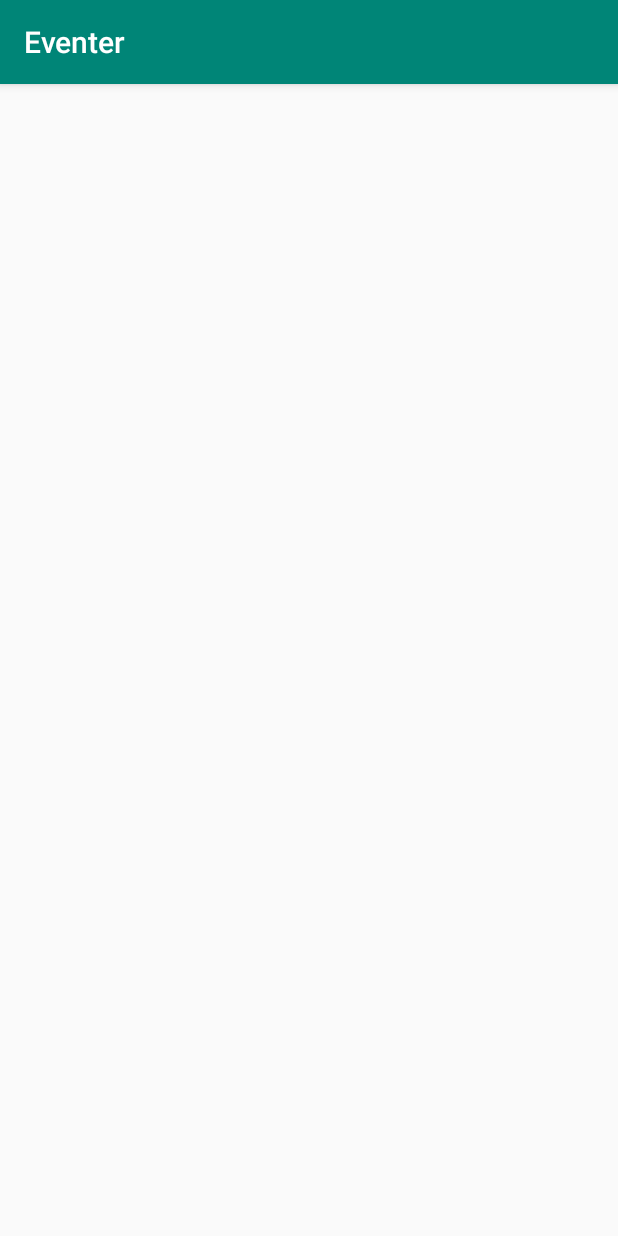
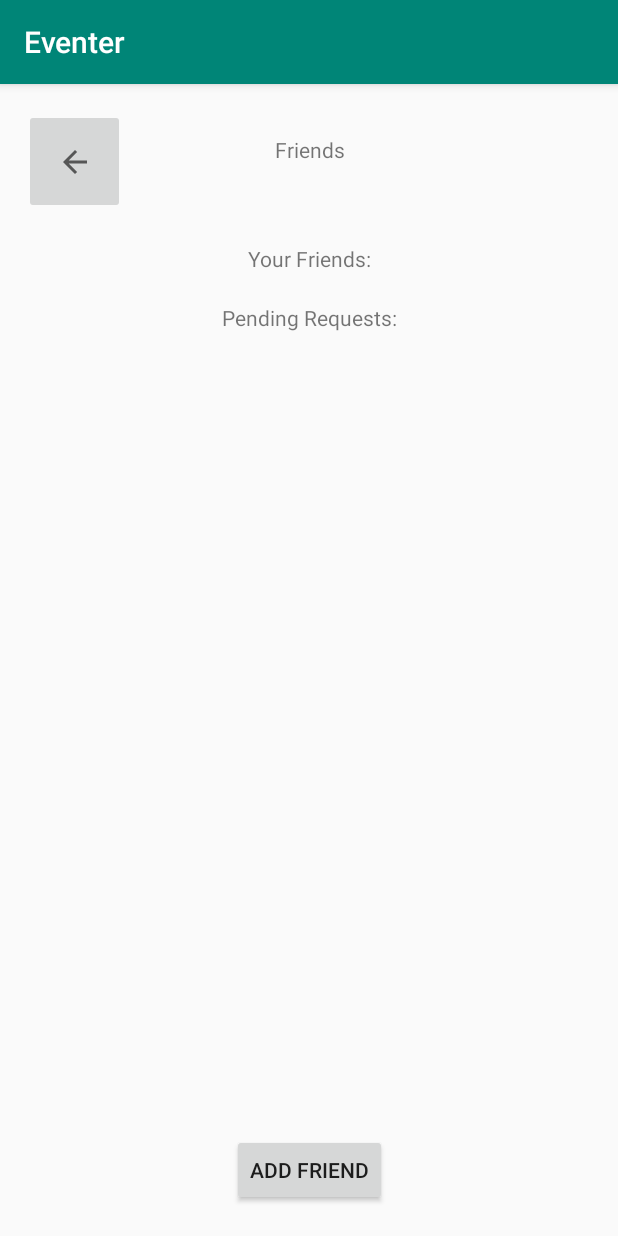
Before and after one commit to sver18ed/Eventer, an Android app: the ViewFriendsListActivity screen opened directly, with no data from a screen before it, on a phone screen of 412 x 824 dp. Run offline under Robolectric (Android 15) with nearby library versions, the phone set to English and light mode, and no system bars.

Commit message:
Layout for friends list

```diff
--- a/app/src/main/AndroidManifest.xml
+++ b/app/src/main/AndroidManifest.xml
@@ -9,9 +9,10 @@
         android:roundIcon="@mipmap/ic_launcher_round"
         android:supportsRtl="true"
         android:theme="@style/AppTheme">
-        <activity android:name=".ViewFriendsListActivity"></activity>
+        <activity android:name=".PendingFriendRequestsActivity"></activity>
+        <activity android:name=".ViewFriendsListActivity" />
         <activity android:name=".CreateAccount" />
-        <activity android:name=".ViewProfile" />
+        <activity android:name=".ViewProfileActivity" />
         <activity android:name=".LoginActivity" />
         <activity android:name=".ViewEventActivity" />
         <activity android:name=".EditEventActivity" />
--- a/app/src/main/java/com/example/eventer/ViewFriendsListActivity.kt
+++ b/app/src/main/java/com/example/eventer/ViewFriendsListActivity.kt
@@ -8,5 +8,7 @@ class ViewFriendsListActivity : AppCompatActivity() {
     override fun onCreate(savedInstanceState: Bundle?) {
         super.onCreate(savedInstanceState)
         setContentView(R.layout.activity_view_friends_list)
+
+
     }
 }
--- a/app/src/main/java/com/example/eventer/ViewProfile.kt
+++ b/app/src/main/java/com/example/eventer/ViewProfileActivity.kt
@@ -6,7 +6,7 @@ import android.widget.TextView
 import com.example.eventer.models.UserRepository
 import com.example.eventer.models.userRepository
 
-class ViewProfile : AppCompatActivity() {
+class ViewProfileActivity : AppCompatActivity() {
 
     override fun onCreate(savedInstanceState: Bundle?) {
         super.onCreate(savedInstanceState)
--- a/app/src/main/res/layout/activity_view_friends_list.xml
+++ b/app/src/main/res/layout/activity_view_friends_list.xml
@@ -6,4 +6,72 @@
     android:layout_height="match_parent"
     tools:context=".ViewFriendsListActivity">
 
+    <ImageButton
+        android:id="@+id/return_button"
+        android:layout_width="67dp"
+        android:layout_height="70dp"
+        android:contentDescription="@string/return_button"
+        app:layout_constraintBottom_toBottomOf="parent"
+        app:layout_constraintEnd_toEndOf="parent"
+        app:layout_constraintHorizontal_bias="0.046"
+        app:layout_constraintStart_toStartOf="parent"
+        app:layout_constraintTop_toTopOf="parent"
+        app:layout_constraintVertical_bias="0.024"
+        app:srcCompat="?attr/homeAsUpIndicator" />
+
+    <TextView
+        android:id="@+id/friends_list"
+        android:layout_width="match_parent"
+        android:layout_height="wrap_content"
+        android:gravity="center_horizontal"
+        app:layout_constraintBottom_toBottomOf="@id/return_button"
+        android:text="@string/friends_list"
+        app:layout_constraintTop_toTopOf="parent" />
+
+    <TextView
+        android:id="@+id/your_friends_header"
+        android:layout_width="match_parent"
+        android:layout_height="wrap_content"
+        android:gravity="center_horizontal"
+        app:layout_constraintTop_toBottomOf="@id/return_button"
+        android:text="@string/your_friends"
+        android:layout_marginTop="20dp"
+        />
+
+    <ListView
+        android:id="@+id/your_friends_list"
+        android:layout_width="match_parent"
+        android:layout_height="wrap_content"
+        app:layout_constraintTop_toBottomOf="@id/your_friends_header"
+        />
+
+    <TextView
+        android:id="@+id/pending_friend_requests_header"
+        android:layout_width="match_parent"
+        android:layout_height="wrap_content"
+        android:gravity="center_horizontal"
+        app:layout_constraintTop_toBottomOf="@id/your_friends_list"
+        android:text="@string/pending_friend_requests"
+        android:layout_marginTop="20dp"
+        />
+
+    <ListView
+        android:id="@+id/pending_friend_requests_list"
+        android:layout_width="match_parent"
+        android:layout_height="wrap_content"
+        app:layout_constraintTop_toBottomOf="@id/pending_friend_requests_header"
+        />
+
+    <Button
+        android:id="@+id/add_friend_button"
+        android:layout_width="wrap_content"
+        android:layout_height="wrap_content"
+        app:layout_constraintBottom_toBottomOf="parent"
+        app:layout_constraintStart_toStartOf="parent"
+        app:layout_constraintEnd_toEndOf="parent"
+        android:text="@string/add_friend_button"
+        android:layout_marginBottom="20dp"
+        />
+
+
 </androidx.constraintlayout.widget.ConstraintLayout>
--- a/app/src/main/res/layout/activity_view_profile.xml
+++ b/app/src/main/res/layout/activity_view_profile.xml
@@ -4,7 +4,7 @@
     xmlns:tools="http://schemas.android.com/tools"
     android:layout_width="match_parent"
     android:layout_height="match_parent"
-    tools:context=".ViewProfile">
+    tools:context=".ViewProfileActivity">
 
     <ImageButton
         android:id="@+id/return_button"
--- a/app/src/main/res/values/strings.xml
+++ b/app/src/main/res/values/strings.xml
@@ -25,4 +25,7 @@
     <string name="actual_info" />
     <string name="info_header">Info:</string>
     <string name="add_friend_button">ADD FRIEND</string>
+    <string name="friends_list">Friends</string>
+    <string name="your_friends">Your Friends:</string>
+    <string name="pending_friend_requests">Pending Requests:</string>
 </resources>
```
